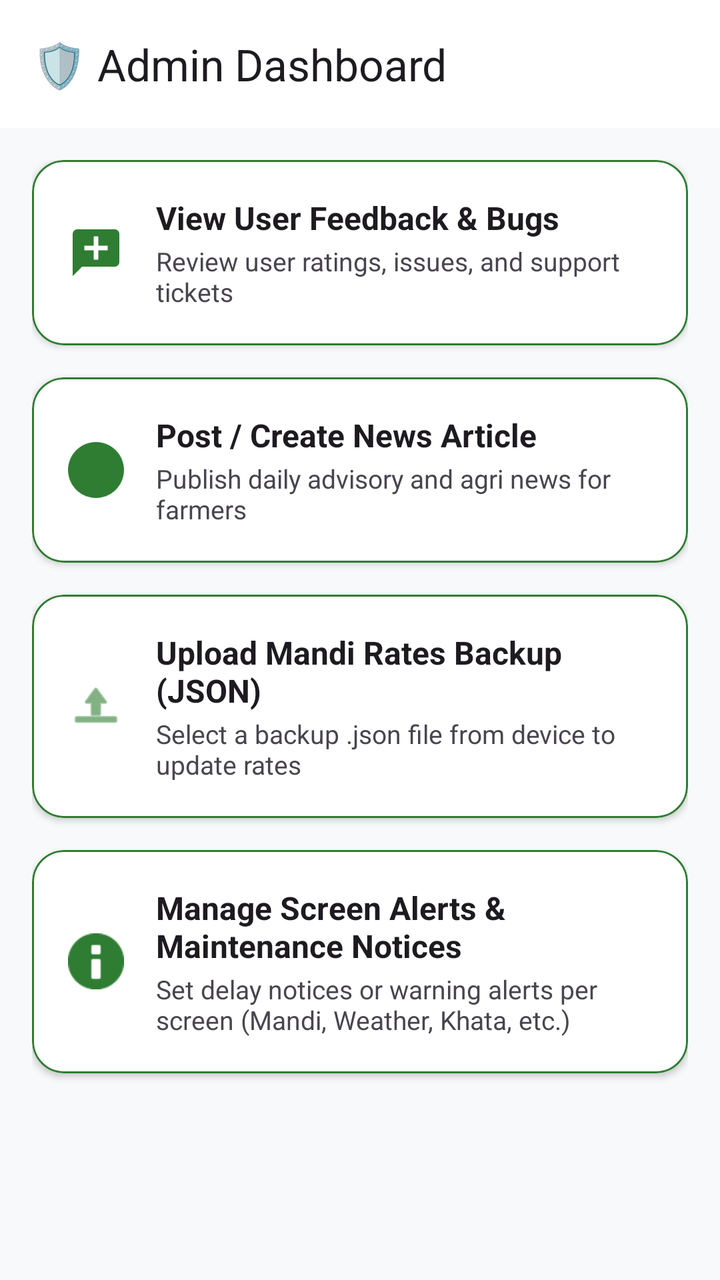
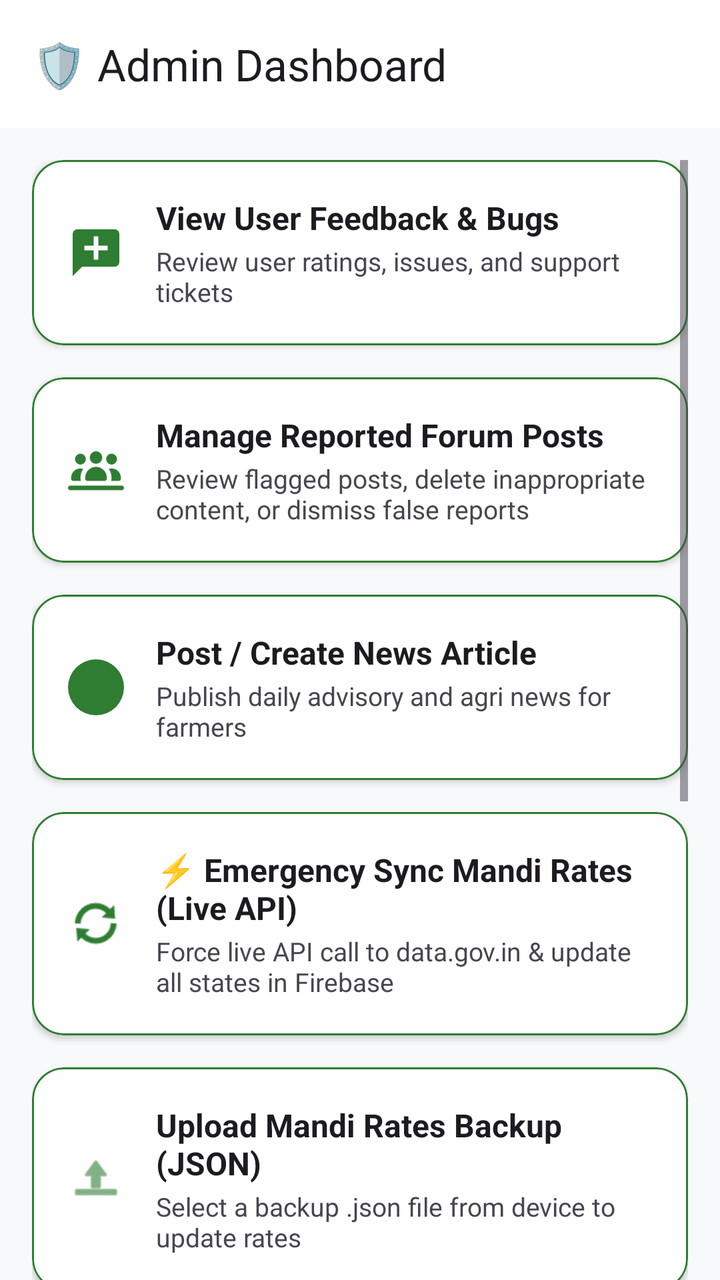

An Android layout rendered at two revisions. The XML below is the earlier revision; the diff shows what the commit changed to produce the second picture.
<!-- AndroidManifest.xml: activity theme Theme_KisanKendra_NoActionBar -->
<!-- res/layout/activity_admin_dashboard.xml -->
<?xml version="1.0" encoding="utf-8"?>
<LinearLayout xmlns:android="http://schemas.android.com/apk/res/android"
    xmlns:app="http://schemas.android.com/apk/res-auto"
    android:layout_width="match_parent"
    android:layout_height="match_parent"
    android:background="@color/bg_farmer_surface"
    android:orientation="vertical">

    
    <com.google.android.material.appbar.MaterialToolbar
        android:id="@+id/toolbarAdminDashboard"
        android:layout_width="match_parent"
        android:layout_height="?attr/actionBarSize"
        android:background="?attr/colorSurface"
        app:title="🛡️ Admin Dashboard"
        app:titleTextColor="?android:attr/textColorPrimary" />

    <ScrollView
        android:id="@+id/scrollViewAdminDashboard"
        android:layout_width="match_parent"
        android:layout_height="0dp"
        android:layout_weight="1"
        android:clipToPadding="false"
        android:isScrollContainer="true"
        android:padding="16dp">

        <LinearLayout
            android:layout_width="match_parent"
            android:layout_height="wrap_content"
            android:orientation="vertical">

            
            <com.google.android.material.card.MaterialCardView
                android:id="@+id/cardManageFeedback"
                android:layout_width="match_parent"
                android:layout_height="wrap_content"
                android:layout_marginBottom="16dp"
                android:background="?attr/selectableItemBackground"
                android:clickable="true"
                android:focusable="true"
                app:cardBackgroundColor="@color/card_surface_bg"
                app:cardCornerRadius="16dp"
                app:cardElevation="2dp"
                app:strokeColor="@color/green_primary"
                app:strokeWidth="1dp">

                <LinearLayout
                    android:layout_width="match_parent"
                    android:layout_height="wrap_content"
                    android:gravity="center_vertical"
                    android:orientation="horizontal"
                    android:padding="18dp">

                    <ImageView
                        android:layout_width="28dp"
                        android:layout_height="28dp"
                        android:contentDescription="Feedback Icon"
                        android:src="@drawable/ic_feedback"
                        app:tint="@color/farmer_green_primary" />

                    <LinearLayout
                        android:layout_width="0dp"
                        android:layout_height="wrap_content"
                        android:layout_marginStart="16dp"
                        android:layout_weight="1"
                        android:orientation="vertical">

                        <TextView
                            android:layout_width="wrap_content"
                            android:layout_height="wrap_content"
                            android:text="View User Feedback &amp; Bugs"
                            android:textColor="?android:attr/textColorPrimary"
                            android:textSize="16sp"
                            android:textStyle="bold" />

                        <TextView
                            android:layout_width="wrap_content"
                            android:layout_height="wrap_content"
                            android:layout_marginTop="2dp"
                            android:text="Review user ratings, issues, and support tickets"
                            android:textColor="?android:attr/textColorSecondary"
                            android:textSize="13sp" />
                    </LinearLayout>
                </LinearLayout>
            </com.google.android.material.card.MaterialCardView>

            
            <com.google.android.material.card.MaterialCardView
                android:id="@+id/cardPostNews"
                android:layout_width="match_parent"
                android:layout_height="wrap_content"
                android:layout_marginBottom="16dp"
                android:background="?attr/selectableItemBackground"
                android:clickable="true"
                android:focusable="true"
                app:cardBackgroundColor="@color/card_surface_bg"
                app:cardCornerRadius="16dp"
                app:cardElevation="2dp"
                app:strokeColor="@color/green_primary"
                app:strokeWidth="1dp">

                <LinearLayout
                    android:layout_width="match_parent"
                    android:layout_height="wrap_content"
                    android:gravity="center_vertical"
                    android:orientation="horizontal"
                    android:padding="18dp">

                    <ImageView
                        android:layout_width="28dp"
                        android:layout_height="28dp"
                        android:contentDescription="News Icon"
                        android:src="@drawable/ic_feed_share"
                        app:tint="@color/farmer_green_primary" />

                    <LinearLayout
                        android:layout_width="0dp"
                        android:layout_height="wrap_content"
                        android:layout_marginStart="16dp"
                        android:layout_weight="1"
                        android:orientation="vertical">

                        <TextView
                            android:layout_width="wrap_content"
                            android:layout_height="wrap_content"
                            android:text="Post / Create News Article"
                            android:textColor="?android:attr/textColorPrimary"
                            android:textSize="16sp"
                            android:textStyle="bold" />

                        <TextView
                            android:layout_width="wrap_content"
                            android:layout_height="wrap_content"
                            android:layout_marginTop="2dp"
                            android:text="Publish daily advisory and agri news for farmers"
                            android:textColor="?android:attr/textColorSecondary"
                            android:textSize="13sp" />
                    </LinearLayout>
                </LinearLayout>
            </com.google.android.material.card.MaterialCardView>

            
            <com.google.android.material.card.MaterialCardView
                android:id="@+id/cardUploadMandiJson"
                android:layout_width="match_parent"
                android:layout_height="wrap_content"
                android:layout_marginBottom="16dp"
                android:background="?attr/selectableItemBackground"
                android:clickable="true"
                android:focusable="true"
                app:cardBackgroundColor="@color/card_surface_bg"
                app:cardCornerRadius="16dp"
                app:cardElevation="2dp"
                app:strokeColor="@color/green_primary"
                app:strokeWidth="1dp">

                <LinearLayout
                    android:layout_width="match_parent"
                    android:layout_height="wrap_content"
                    android:gravity="center_vertical"
                    android:orientation="horizontal"
                    android:padding="18dp">

                    <ImageView
                        android:layout_width="28dp"
                        android:layout_height="28dp"
                        android:contentDescription="Upload Icon"
                        android:src="@android:drawable/ic_menu_upload"
                        app:tint="@color/farmer_green_primary" />

                    <LinearLayout
                        android:layout_width="0dp"
                        android:layout_height="wrap_content"
                        android:layout_marginStart="16dp"
                        android:layout_weight="1"
                        android:orientation="vertical">

                        <TextView
                            android:layout_width="wrap_content"
                            android:layout_height="wrap_content"
                            android:text="Upload Mandi Rates Backup (JSON)"
                            android:textColor="?android:attr/textColorPrimary"
                            android:textSize="16sp"
                            android:textStyle="bold" />

                        <TextView
                            android:layout_width="wrap_content"
                            android:layout_height="wrap_content"
                            android:layout_marginTop="2dp"
                            android:text="Select a backup .json file from device to update rates"
                            android:textColor="?android:attr/textColorSecondary"
                            android:textSize="13sp" />
                    </LinearLayout>
                </LinearLayout>
            </com.google.android.material.card.MaterialCardView>

            
            <com.google.android.material.card.MaterialCardView
                android:id="@+id/cardManageScreenAlerts"
                android:layout_width="match_parent"
                android:layout_height="wrap_content"
                android:layout_marginBottom="16dp"
                android:background="?attr/selectableItemBackground"
                android:clickable="true"
                android:focusable="true"
                app:cardBackgroundColor="@color/card_surface_bg"
                app:cardCornerRadius="16dp"
                app:cardElevation="2dp"
                app:strokeColor="@color/green_primary"
                app:strokeWidth="1dp">

                <LinearLayout
                    android:layout_width="match_parent"
                    android:layout_height="wrap_content"
                    android:gravity="center_vertical"
                    android:orientation="horizontal"
                    android:padding="18dp">

                    <ImageView
                        android:layout_width="28dp"
                        android:layout_height="28dp"
                        android:contentDescription="Alert Icon"
                        android:src="@android:drawable/ic_dialog_info"
                        app:tint="@color/farmer_green_primary" />

                    <LinearLayout
                        android:layout_width="0dp"
                        android:layout_height="wrap_content"
                        android:layout_marginStart="16dp"
                        android:layout_weight="1"
                        android:orientation="vertical">

                        <TextView
                            android:layout_width="wrap_content"
                            android:layout_height="wrap_content"
                            android:text="Manage Screen Alerts &amp; Maintenance Notices"
                            android:textColor="?android:attr/textColorPrimary"
                            android:textSize="16sp"
                            android:textStyle="bold" />

                        <TextView
                            android:layout_width="wrap_content"
                            android:layout_height="wrap_content"
                            android:layout_marginTop="2dp"
                            android:text="Set delay notices or warning alerts per screen (Mandi, Weather, Khata, etc.)"
                            android:textColor="?android:attr/textColorSecondary"
                            android:textSize="13sp" />
                    </LinearLayout>
                </LinearLayout>
            </com.google.android.material.card.MaterialCardView>

        </LinearLayout>
    </ScrollView>

</LinearLayout>
<!-- resources referenced by this layout -->
<resources>
  <color name="bg_farmer_surface">#F8F9FA</color>
  <color name="card_surface_bg">#FFFFFF</color>
  <color name="farmer_green_primary">#2E7D32</color>
  <color name="green_primary">#2E7D32</color>
  <!-- drawable ic_feedback (drawable) -->
  <vector xmlns:android="http://schemas.android.com/apk/res/android"
      android:width="24dp"
      android:height="24dp"
      android:viewportWidth="24"
      android:viewportHeight="24">
    <path
        android:fillColor="@color/farmer_green_primary"
        android:pathData="M20,2L4,2c-1.1,0 -1.99,0.9 -1.99,2L2,22l4,-4h14c1.1,0 2,-0.9 2,-2L22,4c0,-1.1 -0.9,-2 -2,-2zM17,11h-4v4h-2v-4L7,11V9h4V5h2v4h4v2z"/>
  </vector>
  <style name="AppChipStyle" parent="Widget.MaterialComponents.Chip.Choice">
          <item name="chipBackgroundColor">@color/chip_bg_color</item>
          <item name="chipSurfaceColor">@color/white</item>
          <item name="android:textColor">@color/chip_text_color</item>
          <item name="chipStrokeColor">@color/chip_stroke_color</item>
          <item name="chipStrokeWidth">1.5dp</item>
          <item name="chipMinTouchTargetSize">0dp</item>
          <item name="chipMinHeight">32dp</item>
      </style>
  <!-- drawable bg_compact_popup (drawable) -->
  <?xml version="1.0" encoding="utf-8"?>
  <shape xmlns:android="http://schemas.android.com/apk/res/android"
      android:shape="rectangle">
      <solid android:color="#242428" />
      <corners android:radius="14dp" />
      <stroke
          android:width="1dp"
          android:color="#3A3A3E" />
  </shape>
  <style name="CompactPopupMenuTextAppearance" parent="TextAppearance.AppCompat.Widget.PopupMenu.Large">
          <item name="android:textColor">#FFFFFF</item>
          <item name="android:textSize">14sp</item>
      </style>
  <style name="CompactAutoCompleteTextView" parent="Widget.Material3.AutoCompleteTextView.OutlinedBox">
          <item name="android:popupBackground">@drawable/bg_compact_popup</item>
          <item name="android:textColor">#FFFFFF</item>
      </style>
  <style name="CompactDropDownListView" parent="Widget.AppCompat.ListView.DropDown">
          <item name="android:background">#242428</item>
          <item name="android:divider">#323236</item>
          <item name="android:dividerHeight">0.8dp</item>
          <item name="android:overScrollMode">never</item>
          <item name="android:scrollbars">vertical</item>
      </style>
  <color name="white">#FFFFFF</color>
  <!-- unchanged entries left out for length: 2 -->
</resources>

<!-- the commit's change to res/layout/activity_admin_dashboard.xml (unified diff, before → after) -->
@@ -86,6 +86,61 @@
 
             
             <com.google.android.material.card.MaterialCardView
+                android:id="@+id/cardManageReportedPosts"
+                android:layout_width="match_parent"
+                android:layout_height="wrap_content"
+                android:layout_marginBottom="16dp"
+                android:background="?attr/selectableItemBackground"
+                android:clickable="true"
+                android:focusable="true"
+                app:cardBackgroundColor="@color/card_surface_bg"
+                app:cardCornerRadius="16dp"
+                app:cardElevation="2dp"
+                app:strokeColor="@color/green_primary"
+                app:strokeWidth="1dp">
+
+                <LinearLayout
+                    android:layout_width="match_parent"
+                    android:layout_height="wrap_content"
+                    android:gravity="center_vertical"
+                    android:orientation="horizontal"
+                    android:padding="18dp">
+
+                    <ImageView
+                        android:layout_width="28dp"
+                        android:layout_height="28dp"
+                        android:contentDescription="Reported Forum Icon"
+                        android:src="@drawable/ic_forum"
+                        app:tint="@color/farmer_green_primary" />
+
+                    <LinearLayout
+                        android:layout_width="0dp"
+                        android:layout_height="wrap_content"
+                        android:layout_marginStart="16dp"
+                        android:layout_weight="1"
+                        android:orientation="vertical">
+
+                        <TextView
+                            android:layout_width="wrap_content"
+                            android:layout_height="wrap_content"
+                            android:text="Manage Reported Forum Posts"
+                            android:textColor="?android:attr/textColorPrimary"
+                            android:textSize="16sp"
+                            android:textStyle="bold" />
+
+                        <TextView
+                            android:layout_width="wrap_content"
+                            android:layout_height="wrap_content"
+                            android:layout_marginTop="2dp"
+                            android:text="Review flagged posts, delete inappropriate content, or dismiss false reports"
+                            android:textColor="?android:attr/textColorSecondary"
+                            android:textSize="13sp" />
+                    </LinearLayout>
+                </LinearLayout>
+            </com.google.android.material.card.MaterialCardView>
+
+            
+            <com.google.android.material.card.MaterialCardView
                 android:id="@+id/cardPostNews"
                 android:layout_width="match_parent"
                 android:layout_height="wrap_content"
@@ -141,6 +196,61 @@
 
             
             <com.google.android.material.card.MaterialCardView
+                android:id="@+id/cardEmergencySyncMandi"
+                android:layout_width="match_parent"
+                android:layout_height="wrap_content"
+                android:layout_marginBottom="16dp"
+                android:background="?attr/selectableItemBackground"
+                android:clickable="true"
+                android:focusable="true"
+                app:cardBackgroundColor="@color/card_surface_bg"
+                app:cardCornerRadius="16dp"
+                app:cardElevation="2dp"
+                app:strokeColor="@color/green_primary"
+                app:strokeWidth="1dp">
+
+                <LinearLayout
+                    android:layout_width="match_parent"
+                    android:layout_height="wrap_content"
+                    android:gravity="center_vertical"
+                    android:orientation="horizontal"
+                    android:padding="18dp">
+
+                    <ImageView
+                        android:layout_width="28dp"
+                        android:layout_height="28dp"
+                        android:contentDescription="Sync Icon"
+                        android:src="@android:drawable/ic_popup_sync"
+                        app:tint="@color/farmer_green_primary" />
+
+                    <LinearLayout
+                        android:layout_width="0dp"
+                        android:layout_height="wrap_content"
+                        android:layout_marginStart="16dp"
+                        android:layout_weight="1"
+                        android:orientation="vertical">
+
+                        <TextView
+                            android:layout_width="wrap_content"
+                            android:layout_height="wrap_content"
+                            android:text="⚡ Emergency Sync Mandi Rates (Live API)"
+                            android:textColor="?android:attr/textColorPrimary"
+                            android:textSize="16sp"
+                            android:textStyle="bold" />
+
+                        <TextView
+                            android:layout_width="wrap_content"
+                            android:layout_height="wrap_content"
+                            android:layout_marginTop="2dp"
+                            android:text="Force live API call to data.gov.in &amp; update all states in Firebase"
+                            android:textColor="?android:attr/textColorSecondary"
+                            android:textSize="13sp" />
+                    </LinearLayout>
+                </LinearLayout>
+            </com.google.android.material.card.MaterialCardView>
+
+            
+            <com.google.android.material.card.MaterialCardView
                 android:id="@+id/cardUploadMandiJson"
                 android:layout_width="match_parent"
                 android:layout_height="wrap_content"
@@ -196,6 +306,61 @@
 
             
             <com.google.android.material.card.MaterialCardView
+                android:id="@+id/cardManageTranslations"
+                android:layout_width="match_parent"
+                android:layout_height="wrap_content"
+                android:layout_marginBottom="16dp"
+                android:background="?attr/selectableItemBackground"
+                android:clickable="true"
+                android:focusable="true"
+                app:cardBackgroundColor="@color/card_surface_bg"
+                app:cardCornerRadius="16dp"
+                app:cardElevation="2dp"
+                app:strokeColor="@color/green_primary"
+                app:strokeWidth="1dp">
+
+                <LinearLayout
+                    android:layout_width="match_parent"
+                    android:layout_height="wrap_content"
+                    android:gravity="center_vertical"
+                    android:orientation="horizontal"
+                    android:padding="18dp">
+
+                    <ImageView
+                        android:layout_width="28dp"
+                        android:layout_height="28dp"
+                        android:contentDescription="Translations Icon"
+                        android:src="@android:drawable/ic_menu_sort_alphabetically"
+                        app:tint="@color/farmer_green_primary" />
+
+                    <LinearLayout
+                        android:layout_width="0dp"
+                        android:layout_height="wrap_content"
+                        android:layout_marginStart="16dp"
+                        android:layout_weight="1"
+                        android:orientation="vertical">
+
+                        <TextView
+                            android:layout_width="wrap_content"
+                            android:layout_height="wrap_content"
+                            android:text="🔤 Review &amp; Edit Master Translations"
+                            android:textColor="?android:attr/textColorPrimary"
+                            android:textSize="16sp"
+                            android:textStyle="bold" />
+
+                        <TextView
+                            android:layout_width="wrap_content"
+                            android:layout_height="wrap_content"
+                            android:layout_marginTop="2dp"
+                            android:text="Search, review, or correct auto-generated translations in Firebase"
+                            android:textColor="?android:attr/textColorSecondary"
+                            android:textSize="13sp" />
+                    </LinearLayout>
+                </LinearLayout>
+            </com.google.android.material.card.MaterialCardView>
+
+            
+            <com.google.android.material.card.MaterialCardView
                 android:id="@+id/cardManageScreenAlerts"
                 android:layout_width="match_parent"
                 android:layout_height="wrap_content"
@@ -249,6 +414,61 @@
                 </LinearLayout>
             </com.google.android.material.card.MaterialCardView>
 
+            
+            <com.google.android.material.card.MaterialCardView
+                android:id="@+id/cardManageNotifications"
+                android:layout_width="match_parent"
+                android:layout_height="wrap_content"
+                android:layout_marginBottom="16dp"
+                android:background="?attr/selectableItemBackground"
+                android:clickable="true"
+                android:focusable="true"
+                app:cardBackgroundColor="@color/card_surface_bg"
+                app:cardCornerRadius="16dp"
+                app:cardElevation="2dp"
+                app:strokeColor="@color/green_primary"
+                app:strokeWidth="1dp">
+
+                <LinearLayout
+                    android:layout_width="match_parent"
+                    android:layout_height="wrap_content"
+                    android:gravity="center_vertical"
+                    android:orientation="horizontal"
+                    android:padding="18dp">
+
+                    <ImageView
+                        android:layout_width="28dp"
+                        android:layout_height="28dp"
+                        android:contentDescription="Notification Icon"
+                        android:src="@drawable/ic_notification"
+                        app:tint="@color/farmer_green_primary" />
+
+                    <LinearLayout
+                        android:layout_width="0dp"
+                        android:layout_height="wrap_content"
+                        android:layout_marginStart="16dp"
+                        android:layout_weight="1"
+                        android:orientation="vertical">
+
+                        <TextView
+                            android:layout_width="wrap_content"
+                            android:layout_height="wrap_content"
+                            android:text="Send Broadcast Notifications"
+                            android:textColor="?android:attr/textColorPrimary"
+                            android:textSize="16sp"
+                            android:textStyle="bold" />
+
+                        <TextView
+                            android:layout_width="wrap_content"
+                            android:layout_height="wrap_content"
+                            android:layout_marginTop="2dp"
+                            android:text="Create and broadcast FCM topic notifications for Mandi rates, news, &amp; advisories"
+                            android:textColor="?android:attr/textColorSecondary"
+                            android:textSize="13sp" />
+                    </LinearLayout>
+                </LinearLayout>
+            </com.google.android.material.card.MaterialCardView>
+
         </LinearLayout>
     </ScrollView>
 
<!-- resource entries referenced after the edit -->
@@ -14,6 +14,27 @@
         android:fillColor="@color/farmer_green_primary"
         android:pathData="M20,2L4,2c-1.1,0 -1.99,0.9 -1.99,2L2,22l4,-4h14c1.1,0 2,-0.9 2,-2L22,4c0,-1.1 -0.9,-2 -2,-2zM17,11h-4v4h-2v-4L7,11V9h4V5h2v4h4v2z"/>
   </vector>
+  <!-- drawable ic_forum (drawable) -->
+  <?xml version="1.0" encoding="utf-8"?>
+  <vector xmlns:android="http://schemas.android.com/apk/res/android"
+      android:width="576dp"
+      android:height="512dp"
+      android:viewportWidth="576"
+      android:viewportHeight="512">
+      <path
+          android:fillColor="#FF000000"
+          android:pathData="M224 128a64 64 0 1 1 128 0 64 64 0 1 1-128 0z m-48 208c0-61.9 50.1-112 112-112s112 50.1 112 112v8c0 13.3-10.7 24-24 24H200c-13.3 0-24-10.7-24-24v-8z m216-192a56 56 0 1 1 112 0 56 56 0 1 1-112 0z m27.2 100.4c9.1-2.9 18.8-4.4 28.8-4.4 53 0 96 43 96 96v10.7c0 11.8-9.6 21.3-21.3 21.3h-78.8c2.7-7.5 4.1-15.6 4.1-24v-8c0-34.1-10.6-65.7-28.8-91.6z m-262.4 0c-18.2 26-28.8 57.5-28.8 91.6v8c0 8.4 1.4 16.5 4.1 24H53.3c-11.7 0-21.3-9.6-21.3-21.3V336c0-53 43-96 96-96 10 0 19.7 1.5 28.8 4.4zM72 144a56 56 0 1 1 112 0 56 56 0 1 1-112 0zM0 440c0-13.3 10.7-24 24-24h528c13.3 0 24 10.7 24 24s-10.7 24-24 24H24c-13.3 0-24-10.7-24-24z"/>
+  </vector>
+  <!-- drawable ic_notification (drawable) -->
+  <vector xmlns:android="http://schemas.android.com/apk/res/android"
+      android:width="24dp"
+      android:height="24dp"
+      android:viewportWidth="24"
+      android:viewportHeight="24">
+      <path
+          android:fillColor="#FFFFFFFF"
+          android:pathData="M12,22c1.1,0 2,-0.9 2,-2h-4c0,1.1 0.89,2 2,2zM18,16v-5c0,-3.07 -1.63,-5.64 -4.5,-6.32V4c0,-0.83 -0.67,-1.5 -1.5,-1.5s-1.5,0.67 -1.5,1.5v0.68C7.64,5.36 6,7.92 6,11v5l-2,2v1h16v-1l-2,-2z" />
+  </vector>
   <style name="AppChipStyle" parent="Widget.MaterialComponents.Chip.Choice">
           <item name="chipBackgroundColor">@color/chip_bg_color</item>
           <item name="chipSurfaceColor">@color/white</item>
@@ -27,11 +48,11 @@
   <?xml version="1.0" encoding="utf-8"?>
   <shape xmlns:android="http://schemas.android.com/apk/res/android"
       android:shape="rectangle">
-      <solid android:color="#242428" />
-      <corners android:radius="14dp" />
+      <solid android:color="#0F172A" />
+      <corners android:radius="20dp" />
       <stroke
-          android:width="1dp"
-          android:color="#3A3A3E" />
+          android:width="1.5dp"
+          android:color="#334155" />
   </shape>
   <style name="CompactPopupMenuTextAppearance" parent="TextAppearance.AppCompat.Widget.PopupMenu.Large">
           <item name="android:textColor">#FFFFFF</item>
